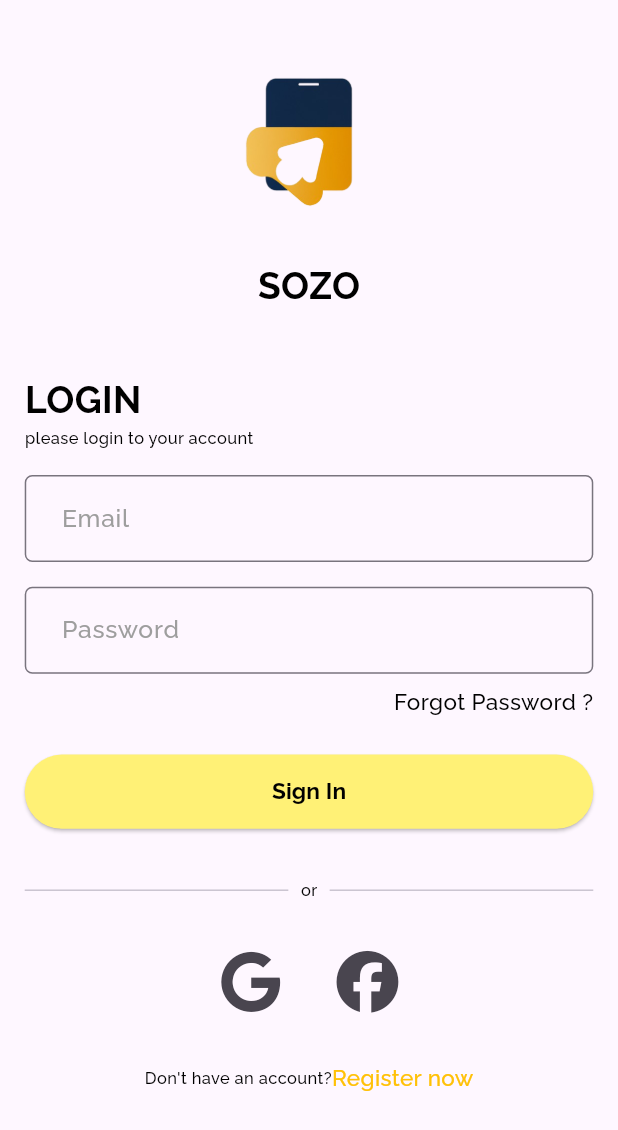
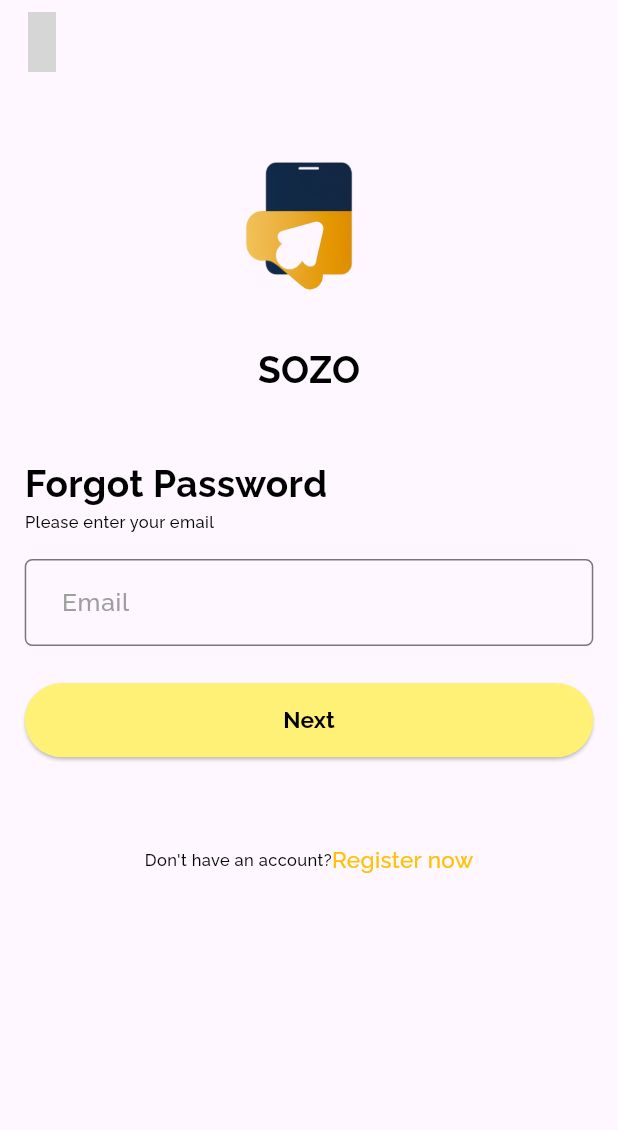
Before and after one commit to nitta02/Web-Designs, a Flutter app: the screen it shows after launch, after a tap on "Forgot Password ?", on a phone screen of 412 x 824 dp. Shown: the top 1130 px of the screen. Run offline on Flutter 3.47's test engine with Material 3 defaults, Android fonts, the light colour scheme and no system bars; our stand-ins replace cloud_firestore, firebase_auth, firebase_core, firebase_database, firebase_storage, flutter_styled_toast and 6 more; accounts and stored records are empty; grey boxes are pictures that could not be loaded.

Commit message:
add total login, forget, sign up functions

```diff
--- /dev/null
+++ b/lib/controller/forgetPass_controller.dart
@@ -0,0 +1,41 @@
+// ignore_for_file: use_build_context_synchronously
+
+import 'package:flutter/material.dart';
+import 'package:page_transition/page_transition.dart';
+import 'package:social_media_app/model/registrationModel.dart';
+import 'package:social_media_app/services/firebase_service.dart';
+import 'package:social_media_app/services/toast_service.dart';
+import 'package:social_media_app/view/screens/main/main_screen.dart';
+
+class ForgetPasswordController extends ChangeNotifier {
+  bool isLoading = false;
+  bool get isloading => isLoading;
+
+  setLoading(bool value) {
+    isLoading = value;
+    notifyListeners();
+  }
+
+  passordReset(
+      BuildContext context, RegistrationModel registrationModel) async {
+    try {
+      await auth
+          .sendPasswordResetEmail(email: registrationModel.email!)
+          .then((value) {
+        ToastService.sendAlert(
+            context: context, message: 'Code Send', toastStatus: 'SUCCESS');
+        // Navigator.pushAndRemoveUntil(
+        //     context,
+        //     PageTransition(
+        //         child: const MainScreen(),
+        //         type: PageTransitionType.leftToRight),
+        //     (route) => false);
+      });
+    } catch (e) {
+      ToastService.sendAlert(
+          context: context,
+          message: 'Incorrect Information',
+          toastStatus: 'ERROR');
+    }
+  }
+}
--- a/lib/main.dart
+++ b/lib/main.dart
@@ -2,7 +2,9 @@ import 'package:firebase_core/firebase_core.dart';
 import 'package:flutter/material.dart';
 import 'package:provider/provider.dart';
 import 'package:sizer/sizer.dart';
+import 'package:social_media_app/controller/forgetPass_controller.dart';
 import 'package:social_media_app/controller/signIn_controller.dart';
+import 'package:social_media_app/controller/signup_controller.dart';
 import 'package:social_media_app/firebase_options.dart';
 import 'package:social_media_app/view/screens/splash/splash_screen.dart';
 
@@ -26,6 +28,12 @@ class Sozo extends StatelessWidget {
             ChangeNotifierProvider(
               create: (context) => SignUpController(),
             ),
+            ChangeNotifierProvider(
+              create: (context) => SignInController(),
+            ),
+            ChangeNotifierProvider(
+              create: (context) => ForgetPasswordController(),
+            ),
           ],
           child: MaterialApp(
             title: 'Sozo',
--- a/lib/view/screens/profile/profile.dart
+++ b/lib/view/screens/profile/profile.dart
@@ -2,7 +2,7 @@ import 'package:flutter/material.dart';
 import 'package:iconly/iconly.dart';
 import 'package:provider/provider.dart';
 import 'package:sizer/sizer.dart';
-import 'package:social_media_app/controller/signIn_controller.dart';
+import 'package:social_media_app/controller/signup_controller.dart';
 import 'package:social_media_app/utils/textStyles.dart';
 
 class ProfileScreen extends StatelessWidget {
--- /dev/null
+++ b/lib/view/screens/sign&signout/forgotPass_Screen.dart
@@ -0,0 +1,170 @@
+import 'package:flutter/material.dart';
+import 'package:iconly/iconly.dart';
+import 'package:page_transition/page_transition.dart';
+import 'package:provider/provider.dart';
+import 'package:sizer/sizer.dart';
+import 'package:social_media_app/controller/forgetPass_controller.dart';
+import 'package:social_media_app/model/registrationModel.dart';
+import 'package:social_media_app/utils/colors.dart';
+import 'package:social_media_app/utils/textStyles.dart';
+import 'package:social_media_app/view/screens/sign&signout/login_screen.dart';
+import 'package:social_media_app/view/screens/sign&signout/registration_screen.dart';
+
+class ForgotPasswordScreen extends StatefulWidget {
+  const ForgotPasswordScreen({super.key});
+
+  @override
+  State<ForgotPasswordScreen> createState() => _ForgotPasswordScreenState();
+}
+
+class _ForgotPasswordScreenState extends State<ForgotPasswordScreen> {
+  final nameController = TextEditingController();
+  final emailController = TextEditingController();
+  final passwordController = TextEditingController();
+  final globalKey = GlobalKey<FormState>();
+
+  final emailFocusNode = FocusNode();
+  final passwordFocusNode = FocusNode();
+
+  @override
+  Widget build(BuildContext context) {
+    return SafeArea(
+      child: Scaffold(
+          resizeToAvoidBottomInset: false,
+          appBar: AppBar(
+            leading: IconButton(
+                onPressed: () {
+                  Navigator.pushAndRemoveUntil(
+                      context,
+                      PageTransition(
+                          child: const SignInScreen(),
+                          type: PageTransitionType.leftToRight),
+                      (route) => false);
+                },
+                icon: Icon(
+                  IconlyLight.arrow_left_2,
+                  size: 5.h,
+                ),
+                color: black),
+          ),
+          body: Padding(
+            padding: EdgeInsets.symmetric(
+              horizontal: 4.w,
+              vertical: 1.h,
+            ),
+            child: Column(
+              // mainAxisAlignment: MainAxisAlignment.center,
+              crossAxisAlignment: CrossAxisAlignment.start,
+              children: [
+                Center(
+                  child: Column(
+                    children: [
+                      Image(
+                        image: const AssetImage('assets/images/playstore.png'),
+                        height: 20.h,
+                      ),
+                      Text(
+                        'SOZO',
+                        style: AppTextStyles.body18Bold,
+                      ),
+                    ],
+                  ),
+                ),
+                SizedBox(
+                  height: 5.h,
+                ),
+                Column(
+                  crossAxisAlignment: CrossAxisAlignment.start,
+                  children: [
+                    Text(
+                      'Forgot Password',
+                      style: AppTextStyles.body18Bold,
+                    ),
+                    Text(
+                      'Please enter your email',
+                      style: AppTextStyles.small8,
+                    ),
+                  ],
+                ),
+                SizedBox(
+                  height: 2.h,
+                ),
+                Consumer<ForgetPasswordController>(
+                  builder: (context, value, child) {
+                    return Form(
+                      key: globalKey,
+                      child: Column(
+                        children: [
+                          TextFormField(
+                            controller: emailController,
+                            decoration: InputDecoration(
+                                contentPadding: EdgeInsets.symmetric(
+                                    horizontal: 5.w, vertical: 2.h),
+                                hintText: 'Email',
+                                hintStyle: AppTextStyles.textFieldHintTextStyle,
+                                border: OutlineInputBorder(
+                                  borderRadius: BorderRadius.circular(5.0),
+                                )),
+                          ),
+                          SizedBox(
+                            height: 3.h,
+                          ),
+                          ElevatedButton(
+                              style: ElevatedButton.styleFrom(
+                                minimumSize: Size(94.w, 6.h),
+
+                                backgroundColor: Colors.yellow[300],
+                                foregroundColor: black,
+                                // disabledBackgroundColor: black,
+                              ),
+                              onPressed: () {
+                                if (globalKey.currentState!.validate()) {
+                                  value.passordReset(
+                                      context,
+                                      RegistrationModel(
+                                        email: emailController.text,
+                                      ));
+                                } else {}
+                              },
+                              child: Text(
+                                'Next',
+                                style: AppTextStyles.authButtonTextStyle,
+                              )),
+                          SizedBox(
+                            height: 4.h,
+                          ),
+                        ],
+                      ),
+                    );
+                  },
+                ),
+                SizedBox(
+                  height: 3.h,
+                ),
+                Row(
+                  mainAxisAlignment: MainAxisAlignment.center,
+                  children: [
+                    Text(
+                      "Don't have an account?",
+                      style: AppTextStyles.small8,
+                    ),
+                    InkWell(
+                      onTap: () {
+                        Navigator.pushAndRemoveUntil(
+                            context,
+                            PageTransition(
+                                child: const RegistrationScreen(),
+                                type: PageTransitionType.leftToRight),
+                            (route) => false);
+                      },
+                      child: Text('Register now',
+                          style: AppTextStyles.simpleFieldTextStyleyeloow),
+                    )
+                  ],
+                )
+              ],
+            ),
+          )),
+    );
+  }
+}
--- a/lib/view/screens/sign&signout/login_screen.dart
+++ b/lib/view/screens/sign&signout/login_screen.dart
@@ -1,10 +1,13 @@
 import 'package:flutter/material.dart';
 import 'package:font_awesome_flutter/font_awesome_flutter.dart';
 import 'package:page_transition/page_transition.dart';
+import 'package:provider/provider.dart';
 import 'package:sizer/sizer.dart';
+import 'package:social_media_app/controller/signIn_controller.dart';
+import 'package:social_media_app/model/registrationModel.dart';
 import 'package:social_media_app/utils/colors.dart';
 import 'package:social_media_app/utils/textStyles.dart';
-import 'package:social_media_app/view/screens/main/main_screen.dart';
+import 'package:social_media_app/view/screens/sign&signout/forgotPass_Screen.dart';
 import 'package:social_media_app/view/screens/sign&signout/registration_screen.dart';
 
 class SignInScreen extends StatefulWidget {
@@ -15,16 +18,28 @@ class SignInScreen extends StatefulWidget {
 }
 
 class _SignInScreenState extends State<SignInScreen> {
+  final globalKey = GlobalKey<FormState>();
+
+  final nameController = TextEditingController();
+  final emailController = TextEditingController();
+  final passwordController = TextEditingController();
+
+  final emailFocusNode = FocusNode();
+  final passwordFocusNode = FocusNode();
+
   @override
   Widget build(BuildContext context) {
     return SafeArea(
       child: Scaffold(
+          resizeToAvoidBottomInset: false,
           body: Padding(
               padding: EdgeInsets.symmetric(
                 horizontal: 4.w,
                 vertical: 1.h,
               ),
-        child: Column(
+              child: Consumer<SignInController>(
+                builder: (context, value, child) {
+                  return Column(
                     // mainAxisAlignment: MainAxisAlignment.center,
                     crossAxisAlignment: CrossAxisAlignment.start,
                     children: [
@@ -32,7 +47,8 @@ class _SignInScreenState extends State<SignInScreen> {
                         child: Column(
                           children: [
                             Image(
-                    image: const AssetImage('assets/images/playstore.png'),
+                              image: const AssetImage(
+                                  'assets/images/playstore.png'),
                               height: 20.h,
                             ),
                             Text(
@@ -61,14 +77,18 @@ class _SignInScreenState extends State<SignInScreen> {
                       SizedBox(
                         height: 2.h,
                       ),
-            Column(
+                      Form(
+                        key: globalKey,
+                        child: Column(
                           children: [
-                TextField(
+                            TextFormField(
+                              controller: emailController,
                               decoration: InputDecoration(
-                      contentPadding:
-                          EdgeInsets.symmetric(horizontal: 5.w, vertical: 2.h),
+                                  contentPadding: EdgeInsets.symmetric(
+                                      horizontal: 5.w, vertical: 2.h),
                                   hintText: 'Email',
-                      hintStyle: AppTextStyles.textFieldHintTextStyle,
+                                  hintStyle:
+                                      AppTextStyles.textFieldHintTextStyle,
                                   border: OutlineInputBorder(
                                     borderRadius: BorderRadius.circular(5.0),
                                   )),
@@ -76,12 +96,14 @@ class _SignInScreenState extends State<SignInScreen> {
                             SizedBox(
                               height: 2.h,
                             ),
-                TextField(
+                            TextFormField(
+                              controller: passwordController,
                               decoration: InputDecoration(
-                      contentPadding:
-                          EdgeInsets.symmetric(horizontal: 5.w, vertical: 2.h),
+                                  contentPadding: EdgeInsets.symmetric(
+                                      horizontal: 5.w, vertical: 2.h),
                                   hintText: 'Password',
-                      hintStyle: AppTextStyles.textFieldHintTextStyle,
+                                  hintStyle:
+                                      AppTextStyles.textFieldHintTextStyle,
                                   border: OutlineInputBorder(
                                     borderRadius: BorderRadius.circular(5.0),
                                   )),
@@ -92,14 +114,20 @@ class _SignInScreenState extends State<SignInScreen> {
                             Align(
                               alignment: Alignment.bottomRight,
                               child: InkWell(
-                    onTap: () {},
+                                onTap: () {
+                                  Navigator.pushAndRemoveUntil(
+                                      context,
+                                      PageTransition(
+                                          child: const ForgotPasswordScreen(),
+                                          type: PageTransitionType.leftToRight),
+                                      (route) => false);
+                                },
                                 child: Text(
                                   'Forgot Password ?',
-                      style: AppTextStyles.simpleFieldTextStyle,
+                                  style:
+                                      AppTextStyles.simpleFieldTextStyleyeloow,
                                 ),
                               ),
-                )
-              ],
                             ),
                             SizedBox(
                               height: 3.h,
@@ -113,12 +141,14 @@ class _SignInScreenState extends State<SignInScreen> {
                                   // disabledBackgroundColor: black,
                                 ),
                                 onPressed: () {
-                  Navigator.pushAndRemoveUntil(
+                                  if (globalKey.currentState!.validate()) {
+                                    value.signInFunction(
                                         context,
-                      PageTransition(
-                          child: const MainScreen(),
-                          type: PageTransitionType.leftToRight),
-                      (route) => false);
+                                        RegistrationModel(
+                                          email: emailController.text,
+                                          password: passwordController.text,
+                                        ));
+                                  } else {}
                                 },
                                 child: Text(
                                   'Sign In',
@@ -169,6 +199,9 @@ class _SignInScreenState extends State<SignInScreen> {
                                     )),
                               ],
                             ),
+                          ],
+                        ),
+                      ),
                       SizedBox(
                         height: 3.h,
                       ),
@@ -189,13 +222,15 @@ class _SignInScreenState extends State<SignInScreen> {
                                   (route) => false);
                             },
                             child: Text('Register now',
-                      style: AppTextStyles.simpleFieldTextStyleyeloow),
+                                style:
+                                    AppTextStyles.simpleFieldTextStyleyeloow),
                           )
                         ],
                       )
                     ],
-        ),
-      )),
+                  );
+                },
+              ))),
     );
   }
 }
--- a/lib/view/screens/sign&signout/registration_screen.dart
+++ b/lib/view/screens/sign&signout/registration_screen.dart
@@ -1,7 +1,7 @@
 import 'package:flutter/material.dart';
 import 'package:provider/provider.dart';
 import 'package:sizer/sizer.dart';
-import 'package:social_media_app/controller/signIn_controller.dart';
+import 'package:social_media_app/controller/signup_controller.dart';
 import 'package:social_media_app/model/registrationModel.dart';
 import 'package:social_media_app/utils/colors.dart';
 import 'package:social_media_app/utils/textStyles.dart';
--- a/lib/view/screens/splash/splash_screen.dart
+++ b/lib/view/screens/splash/splash_screen.dart
@@ -1,7 +1,9 @@
 import 'dart:async';
 import 'package:flutter/material.dart';
 import 'package:sizer/sizer.dart';
+import 'package:social_media_app/services/firebase_service.dart';
 import 'package:social_media_app/utils/textStyles.dart';
+import 'package:social_media_app/view/screens/main/main_screen.dart';
 import 'package:social_media_app/view/screens/sign&signout/login_screen.dart';
 
 class SplashScreen extends StatefulWidget {
@@ -14,6 +16,15 @@ class SplashScreen extends StatefulWidget {
 class _SplashScreenState extends State<SplashScreen> {
   @override
   void initState() {
+    if (auth.currentUser != null) {
+      Timer(const Duration(seconds: 3), () {
+        Navigator.push(
+            context,
+            MaterialPageRoute(
+              builder: (context) => const MainScreen(),
+            ));
+      });
+    } else {
       Timer(const Duration(seconds: 3), () {
         Navigator.push(
             context,
@@ -21,6 +32,7 @@ class _SplashScreenState extends State<SplashScreen> {
               builder: (context) => const SignInScreen(),
             ));
       });
+    }
     super.initState();
   }
 
```
Also changed, not shown: lib/controller/session_controller.dart (added, +12 -0 lines), lib/controller/signIn_controller.dart (+27 -28 lines), lib/controller/signup_controller.dart (added, +67 -0 lines), lib/services/toast_service.dart (+5 -5 lines). Lines whose indentation alone changed are shown as unchanged.
